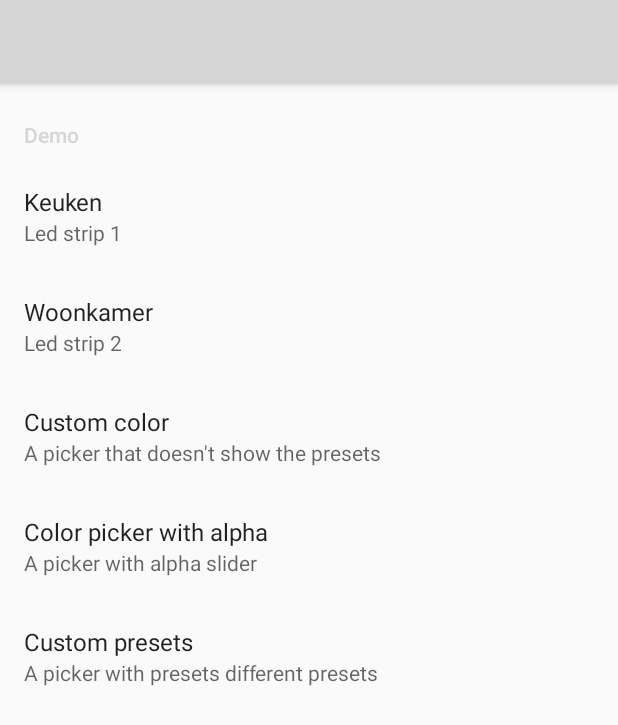
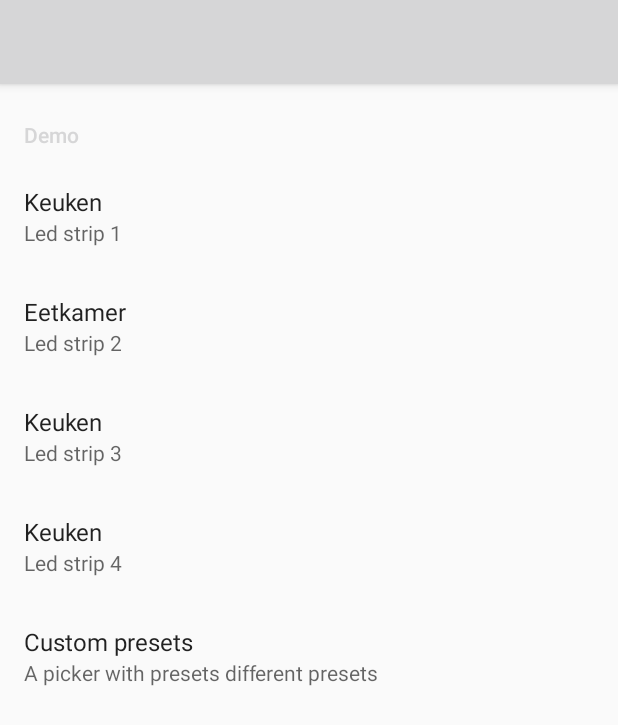
Before and after one commit to Silvanor42/LedStrips, an Android app: the screen it shows after launch (MainActivity), on a phone screen of 412 x 824 dp. Shown: the top 725 px of the screen. Run offline under Robolectric (Android 15) with nearby library versions, the phone set to English and light mode, and no system bars; our stand-ins replace androidx.preference; 3 statements that could not run were skipped.

Commit message:
New version

```diff
--- a/demo/src/main/java/com/jaredrummler/android/colorpicker/demo/DemoFragment.java
+++ b/demo/src/main/java/com/jaredrummler/android/colorpicker/demo/DemoFragment.java
@@ -9,7 +9,7 @@
 
   private static final String TAG = "DemoFragment";
 
-  private static final String KEY_DEFAULT_COLOR = "default_color";
+  private static final String KEY_DEFAULT_COLOR = "led1";
 
   @Override public void onCreatePreferences(Bundle savedInstanceState, String rootKey) {
     setPreferencesFromResource(R.xml.main, rootKey);
--- a/demo/src/main/res/xml/main.xml
+++ b/demo/src/main/res/xml/main.xml
@@ -9,7 +9,7 @@
             app:iconSpaceReserved="false">
         <com.jaredrummler.android.colorpicker.ColorPreferenceCompat
                 android:defaultValue="0xFF3F51B5"
-                android:key="default_color"
+                android:key="led1"
                 android:summary="Led strip 1"
                 android:title="Keuken"
                 app:iconSpaceReserved="false"
@@ -18,30 +18,30 @@
 
         <com.jaredrummler.android.colorpicker.ColorPreferenceCompat
                 android:defaultValue="0xFF009688"
-                android:key="square_color"
+                android:key="led2"
                 android:summary="Led strip 2"
-                android:title="Woonkamer"
-                app:iconSpaceReserved="false"/>
+                android:title="Eetkamer"
+                app:iconSpaceReserved="false"
+                app:cpv_colorPresets="@array/demo_colors"
+                app:cpv_previewSize="large"/>
 
         <com.jaredrummler.android.colorpicker.ColorPreferenceCompat
-                android:defaultValue="0xFFEC407A"
-                android:key="custom_only_color"
-                android:summary="A picker that doesn't show the presets"
-                android:title="Custom color"
-                app:cpv_allowPresets="false"
-                app:cpv_dialogTitle="@string/app_name"
-                app:cpv_dialogType="custom"
-                app:iconSpaceReserved="false"/>
+                android:defaultValue="0xFF3F51B5"
+                android:key="led3"
+                android:summary="Led strip 3"
+                android:title="Keuken"
+                app:iconSpaceReserved="false"
+                app:cpv_colorPresets="@array/demo_colors"
+                app:cpv_previewSize="large"/>
 
         <com.jaredrummler.android.colorpicker.ColorPreferenceCompat
-                android:defaultValue="0x890099CC"
-                android:key="color_with_alpha"
-                android:summary="A picker with alpha slider"
-                android:title="Color picker with alpha"
-                app:cpv_previewSize="large"
-                app:cpv_showAlphaSlider="true"
-                app:cpv_showColorShades="false"
-                app:iconSpaceReserved="false"/>
+                android:defaultValue="0xFF3F51B5"
+                android:key="led4"
+                android:summary="Led strip 4"
+                android:title="Keuken"
+                app:iconSpaceReserved="false"
+                app:cpv_colorPresets="@array/demo_colors"
+                app:cpv_previewSize="large"/>
 
         <com.jaredrummler.android.colorpicker.ColorPreferenceCompat
                 android:defaultValue="0xFFCDDC39"
```
